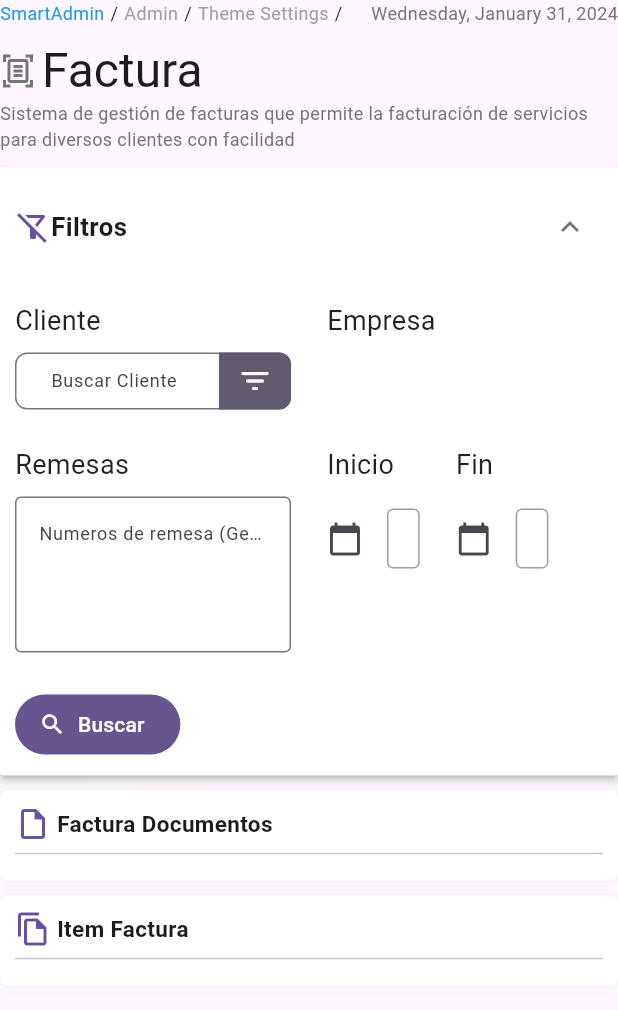
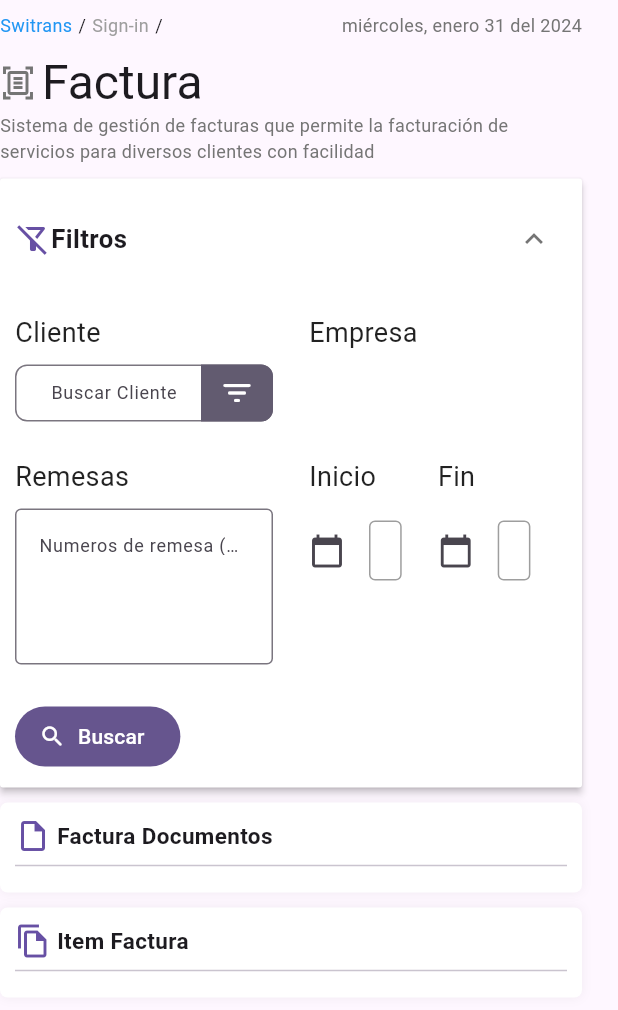
Before and after one commit to argotymartin/switrans_2_0, a Flutter app: the FacturaCreateView widget shown alone on an empty page, opened directly, on a phone screen of 412 x 824 dp. Shown: the top 1010 px of the screen. Run offline on Flutter 3.47's test engine with Material 3 defaults, Android fonts, the phone set to English and light mode, and no system bars; drawn by our look-alikes of searchfield; our stand-ins replace awesome_dialog, bloc, dio, equatable, flutter_bloc, get_it and 5 more; missing offline and left inert: pluto_grid; accounts and stored records are empty; network calls fail.

Commit message:
Refactorizacion en view de factura, detalles

```diff
--- a/lib/src/globals/menu/ui/layouts/menu_layout.dart
+++ b/lib/src/globals/menu/ui/layouts/menu_layout.dart
@@ -23,7 +23,7 @@ class MenuLayout extends StatelessWidget {
                     right: 0,
                     bottom: 0,
                     child: Padding(
-                      padding: const EdgeInsets.symmetric(horizontal: 30, vertical: 20),
+                      padding: const EdgeInsets.only(bottom: 4, left: 24, top: 4, right: 4),
                       child: child,
                     ),
                   ),
--- a/lib/src/modules/package/factura/ui/views/factura_create_view.dart
+++ b/lib/src/modules/package/factura/ui/views/factura_create_view.dart
@@ -1,5 +1,6 @@
 import 'package:flutter/material.dart';
 import 'package:flutter_bloc/flutter_bloc.dart';
+import 'package:go_router/go_router.dart';
 import 'package:google_fonts/google_fonts.dart';
 import 'package:switrans_2_0/src/modules/package/factura/domain/entities/factuta_entities.dart';
 import 'package:switrans_2_0/src/modules/package/factura/ui/factura_ui.dart';
@@ -12,20 +13,23 @@ class FacturaCreateView extends StatelessWidget {
 
   @override
   Widget build(BuildContext context) {
+    final fullPath = GoRouter.of(context).routerDelegate.currentConfiguration.fullPath;
+    List<String> names = fullPath.split("/");
     return ListView(
+      padding: const EdgeInsets.only(right: 24, top: 8),
       physics: const ClampingScrollPhysics(),
-      children: const [
+      children: [
         BuildViewDetail(
           title: "Factura",
           detail: "Sistema de gestión de facturas que permite la facturación de servicios para diversos clientes con facilidad",
-          breadcrumbTrails: ["SmartAdmin", "Admin", "Theme Settings"],
+          breadcrumbTrails: names,
         ),
-        SizedBox(height: 10),
-        CustomExpansionPanel(title: "Filtros", child: BuildFiltros()),
-        SizedBox(height: 10),
-        WhiteCard(icon: Icons.insert_drive_file_outlined, title: "Factura Documentos", child: TableRemesas()),
-        SizedBox(height: 10),
-        WhiteCard(icon: Icons.file_copy_outlined, title: "Item Factura", child: _BuildItemFactura()),
+        const SizedBox(height: 10),
+        const CustomExpansionPanel(title: "Filtros", child: BuildFiltros()),
+        const SizedBox(height: 10),
+        const WhiteCard(icon: Icons.insert_drive_file_outlined, title: "Factura Documentos", child: TableRemesas()),
+        const SizedBox(height: 10),
+        const WhiteCard(icon: Icons.file_copy_outlined, title: "Item Factura", child: _BuildItemFactura()),
       ],
     );
   }
--- a/lib/src/modules/shared/widgets/labels/breadcrumb_trail.dart
+++ b/lib/src/modules/shared/widgets/labels/breadcrumb_trail.dart
@@ -11,15 +11,16 @@ class BreadcrumbTrail extends StatelessWidget {
   @override
   Widget build(BuildContext context) {
     DateTime now = DateTime.now();
-    String formattedDate = DateFormat('EEEE, MMMM d, y').format(now);
+    String formattedDate = DateFormat('EEEE, MMMM d \'del\' y', 'es').format(now);
+
     List<Widget> result = [];
     bool primeraIteracion = true;
     for (var element in elements) {
       if (primeraIteracion) {
-        result.add(Text(element, style: TextStyle(color: Colors.blue.shade500)));
+        result.add(Text("Switrans", style: TextStyle(color: Colors.blue.shade500)));
         primeraIteracion = false; // Cambiar la variable para evitar repetir la acción
       } else {
-        result.add(Text(element, style: TextStyle(color: Colors.grey.shade500)));
+        result.add(Text("${element[0].toUpperCase()}${element.substring(1)}", style: TextStyle(color: Colors.grey.shade500)));
       }
 
       result.add(const SizedBox(width: 4));
```
